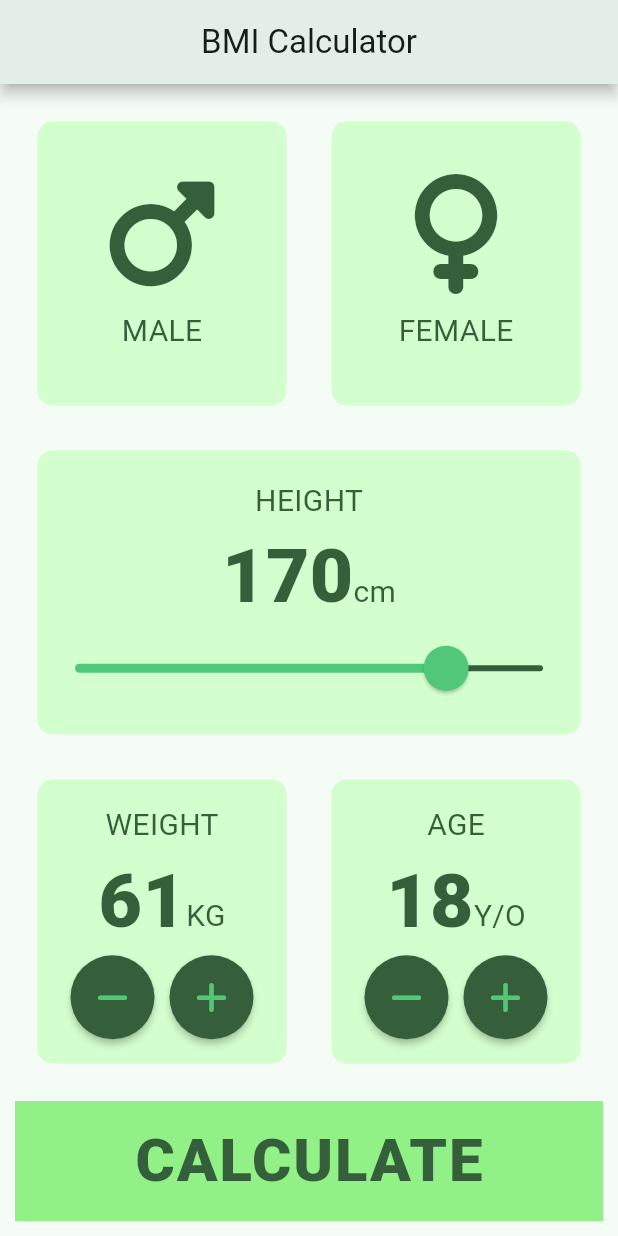
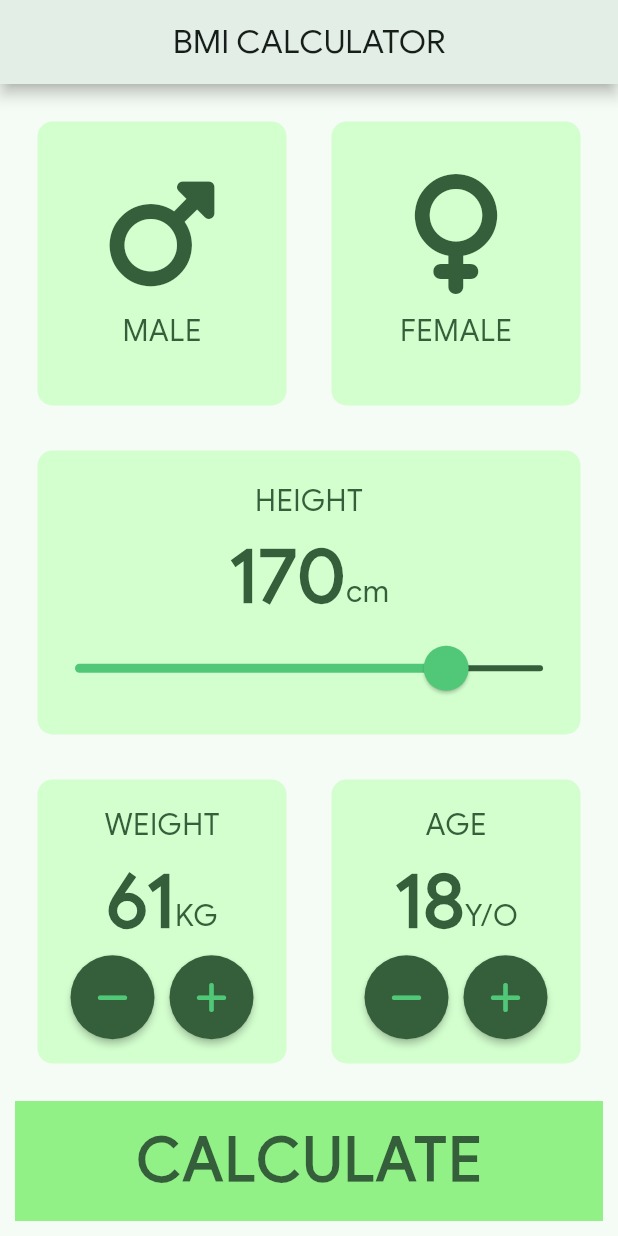
Before and after one commit to Fardeenhimself/flutter_bmi, a Flutter app: the screen it shows after launch, on a phone screen of 412 x 824 dp. Run offline on Flutter 3.47's test engine with Material 3 defaults, Android fonts, the phone set to English and light mode, and no system bars; our stand-ins replace font_awesome_flutter.

Commit message:
Added custom font

```diff
--- a/lib/input_page.dart
+++ b/lib/input_page.dart
@@ -45,7 +45,7 @@ class _InputPageState extends State<InputPage> {
   @override
   Widget build(BuildContext context) {
     return Scaffold(
-      appBar: AppBar(title: Text('BMI Calculator')),
+      appBar: AppBar(title: Text('BMI CALCULATOR')),
       body: SafeArea(
         child: Padding(
           padding: const EdgeInsets.all(10.0),
--- a/lib/main.dart
+++ b/lib/main.dart
@@ -10,6 +10,7 @@ class BMICalculator extends StatelessWidget {
   Widget build(BuildContext context) {
     return MaterialApp(
       theme: ThemeData(
+        fontFamily: 'GSans',
         colorScheme: ColorScheme.fromSeed(seedColor: Color(0xFF93E9BE)),
         appBarTheme: AppBarTheme(
           elevation: 4.0,
```
Also changed, not shown: pubspec.yaml (+6 -13 lines), assets/GoogleSans-Regular.ttf (added).
